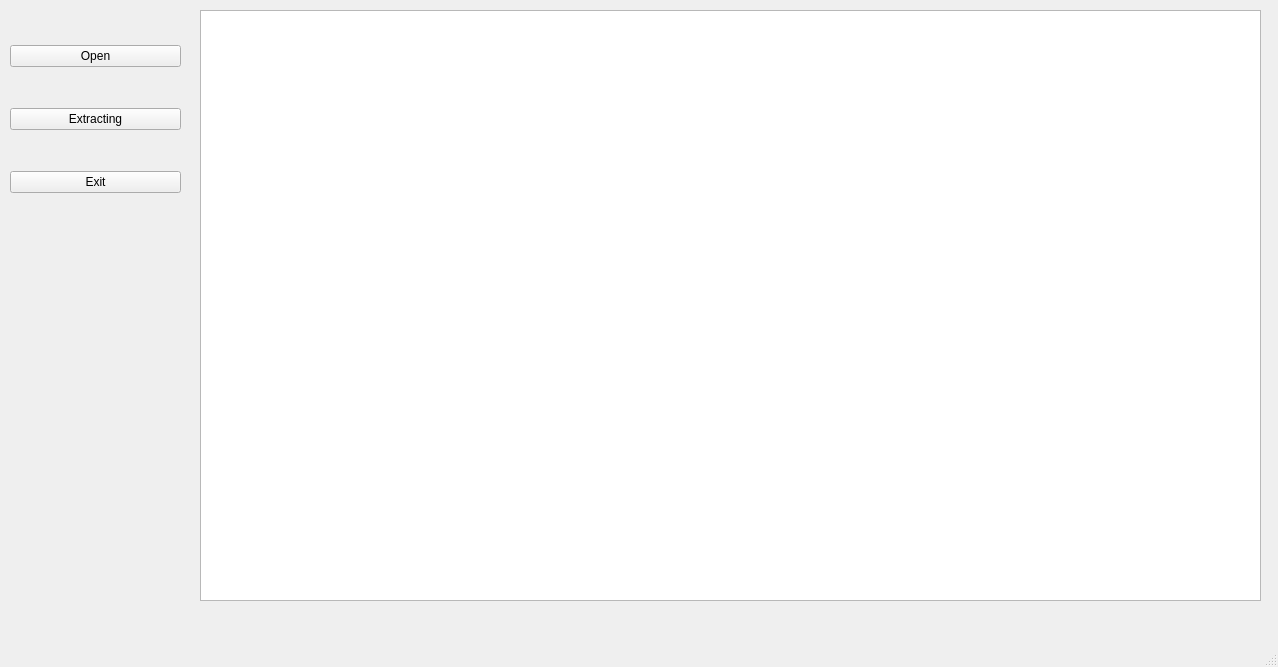
Old version of the form strokeExtractingMainwindow.ui in the repository liupeng89/CalligraphyEvaluationTool.
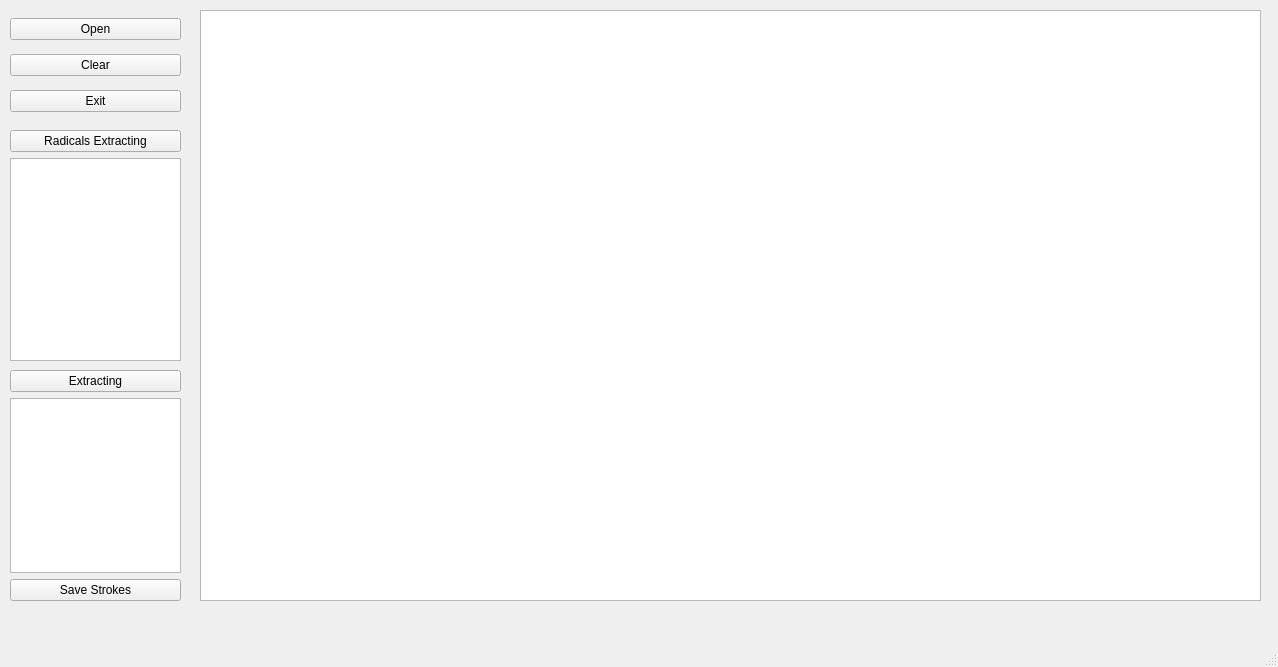
New version of the form.

The edit to the form file:
```diff
--- a/strokeExtractingMainwindow.ui
+++ b/strokeExtractingMainwindow.ui
@@ -20,7 +20,7 @@
       <x>10</x>
       <y>10</y>
       <width>171</width>
-      <height>221</height>
+      <height>111</height>
      </rect>
     </property>
     <layout class="QVBoxLayout" name="verticalLayout">
@@ -32,9 +32,9 @@
       </widget>
      </item>
      <item>
-      <widget class="QPushButton" name="extract_btn">
+      <widget class="QPushButton" name="clear_btn">
        <property name="text">
-        <string>Extracting</string>
+        <string>Clear</string>
        </property>
       </widget>
      </item>
@@ -57,6 +57,57 @@
      </rect>
     </property>
    </widget>
+   <widget class="QWidget" name="verticalLayoutWidget_2">
+    <property name="geometry">
+     <rect>
+      <x>10</x>
+      <y>130</y>
+      <width>171</width>
+      <height>231</height>
+     </rect>
+    </property>
+    <layout class="QVBoxLayout" name="verticalLayout_2">
+     <item>
+      <widget class="QPushButton" name="radicalExtract_btn">
+       <property name="text">
+        <string>Radicals Extracting</string>
+       </property>
+      </widget>
+     </item>
+     <item>
+      <widget class="QListView" name="radical_listview"/>
+     </item>
+    </layout>
+   </widget>
+   <widget class="QWidget" name="verticalLayoutWidget_3">
+    <property name="geometry">
+     <rect>
+      <x>10</x>
+      <y>370</y>
+      <width>171</width>
+      <height>231</height>
+     </rect>
+    </property>
+    <layout class="QVBoxLayout" name="verticalLayout_3">
+     <item>
+      <widget class="QPushButton" name="extract_btn">
+       <property name="text">
+        <string>Extracting</string>
+       </property>
+      </widget>
+     </item>
+     <item>
+      <widget class="QListView" name="stroke_listview"/>
+     </item>
+     <item>
+      <widget class="QPushButton" name="saveStroke_btn">
+       <property name="text">
+        <string>Save Strokes</string>
+       </property>
+      </widget>
+     </item>
+    </layout>
+   </widget>
   </widget>
   <widget class="QMenuBar" name="menubar">
    <property name="geometry">
```
